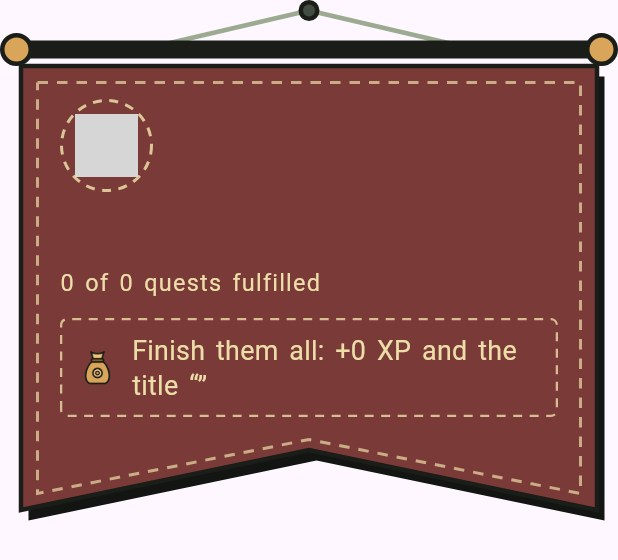
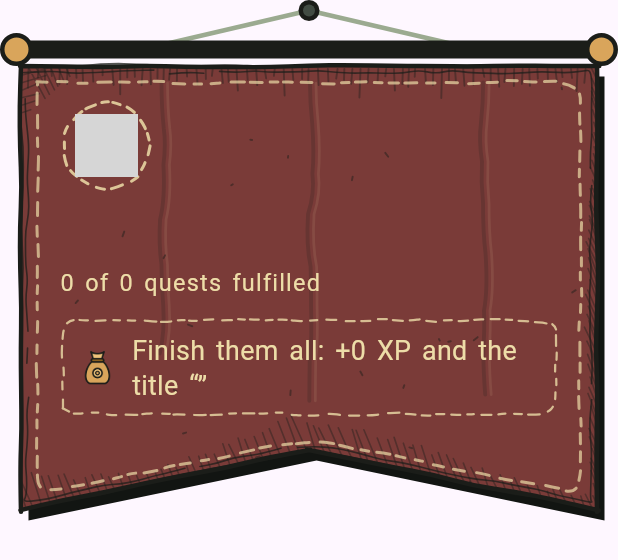
Before and after one commit to derpy-gecko-team/LifeBuddy, a Flutter app: the QuestlineBanner widget shown alone on an empty page, opened directly with empty values, on a phone screen of 412 x 824 dp. Shown: the top 560 px of the screen. Run offline on Flutter 3.47's test engine with Material 3 defaults, Android fonts, the phone set to English and light mode, and no system bars; our stand-ins replace google_fonts; grey boxes are pictures that could not be loaded.

Commit message:
add hand drawn style to banner, plaques, tags and buttons
shared sketch helper: wobbly ink outlines, hatched shading, uneven dashes

```diff
--- a/frontend/lib/guildhall/widgets/ornaments.dart
+++ b/frontend/lib/guildhall/widgets/ornaments.dart
@@ -7,17 +7,28 @@ import '../data/models.dart';
 import '../theme/guild_assets.dart';
 import '../theme/guild_theme.dart';
 import 'guild_icons.dart';
+import 'sketch.dart';
 
 void drawDashedPath(Canvas canvas, Path path, Paint paint, {double dash = 6, double gap = 5}) {
+  final pen = Random(41);
   final dashed = Path();
   for (final PathMetric metric in path.computeMetrics()) {
     var d = 0.0;
     while (d < metric.length) {
-      dashed.addPath(metric.extractPath(d, d + dash), Offset.zero);
-      d += dash + gap;
+      final length = dash * (0.7 + pen.nextDouble() * 0.6);
+      dashed.addPath(
+        metric.extractPath(d, min(d + length, metric.length)),
+        Offset((pen.nextDouble() - 0.5) * 1.2, (pen.nextDouble() - 0.5) * 1.2),
+      );
+      d += length + gap * (0.7 + pen.nextDouble() * 0.6);
     }
   }
-  canvas.drawPath(dashed, Paint.from(paint)..style = PaintingStyle.stroke);
+  canvas.drawPath(
+    dashed,
+    Paint.from(paint)
+      ..style = PaintingStyle.stroke
+      ..strokeCap = StrokeCap.round,
+  );
 }
 
 class DashedLine extends StatelessWidget {
@@ -91,10 +102,11 @@ class _DashedBorderPainter extends CustomPainter {
 
   @override
   void paint(Canvas canvas, Size size) {
-    final rect = (Offset.zero & size).deflate(strokeWidth / 2);
-    final path = circle
+    final rect = (Offset.zero & size).deflate(strokeWidth / 2 + 1);
+    final outline = circle
         ? (Path()..addOval(rect))
         : (Path()..addRRect(RRect.fromRectAndRadius(rect, Radius.circular(radius))));
+    final path = traceByHand(outline, Random(size.width.round() * 31 + size.height.round()), wobble: 0.8, step: 9);
     drawDashedPath(
       canvas,
       path,
--- a/frontend/lib/guildhall/widgets/questline_banner.dart
+++ b/frontend/lib/guildhall/widgets/questline_banner.dart
@@ -1,9 +1,12 @@
+import 'dart:math';
+
 import 'package:flutter/material.dart';
 
 import '../data/models.dart';
 import '../theme/guild_assets.dart';
 import '../theme/guild_theme.dart';
 import 'ornaments.dart';
+import 'sketch.dart';
 
 class QuestlineBanner extends StatelessWidget {
   const QuestlineBanner({super.key, required this.questline});
@@ -24,7 +27,7 @@ class QuestlineBanner extends StatelessWidget {
         Padding(
           padding: const EdgeInsets.symmetric(horizontal: 14),
           child: CustomPaint(
-            painter: _BannerPainter(notch: _notch),
+            painter: _BannerPainter(notch: _notch, seed: stableSeed(questline.id)),
             child: Padding(
               padding: const EdgeInsets.fromLTRB(26, 22, 26, _notch + 22),
               child: Column(
@@ -142,36 +145,87 @@ class _CordPainter extends CustomPainter {
   bool shouldRepaint(covariant CustomPainter oldDelegate) => false;
 }
 
+typedef _Cloth = ({Path folds, Path sheen, Path rodShade, Path stitch});
+
 class _BannerPainter extends CustomPainter {
-  _BannerPainter({required this.notch});
+  _BannerPainter({required this.notch, required this.seed});
 
   final double notch;
+  final int seed;
 
-  Path _shape(Rect r, double notch) => Path()
-    ..moveTo(r.left, r.top)
-    ..lineTo(r.right, r.top)
-    ..lineTo(r.right, r.bottom)
-    ..lineTo(r.center.dx, r.bottom - notch)
-    ..lineTo(r.left, r.bottom)
-    ..close();
+  static final _cloths = <(int, Size, double), _Cloth>{};
+
+  static List<Offset> _outline(Rect r, double notch) => [
+        r.topLeft,
+        r.topRight,
+        r.bottomRight,
+        Offset(r.center.dx, r.bottom - notch),
+        r.bottomLeft,
+      ];
+
+  _Cloth _cloth(Size size) {
+    final key = (seed, size, notch);
+    final cached = _cloths[key];
+    if (cached != null) return cached;
+    if (_cloths.length > 16) _cloths.remove(_cloths.keys.first);
+
+    final pen = Random(seed * 71 + 5);
+    final folds = Path();
+    final sheen = Path();
+    final count = max(2, (size.width / 120).round());
+    for (var i = 0; i < count; i++) {
+      final x = size.width * (i + 0.65 + (pen.nextDouble() - 0.5) * 0.4) / (count + 0.3);
+      final bottom = size.height * (0.5 + pen.nextDouble() * 0.35);
+      var y = 4 + pen.nextDouble() * 8;
+      var drift = 0.0;
+      folds.moveTo(x, y);
+      sheen.moveTo(x + 4, y);
+      while (y < bottom) {
+        y += 24 + pen.nextDouble() * 14;
+        final next = (pen.nextDouble() - 0.5) * 7;
+        folds.quadraticBezierTo(x + drift, y - 14, x + next / 2, y);
+        sheen.quadraticBezierTo(x + 4 + drift, y - 14, x + 4 + next / 2, y);
+        drift = next;
+      }
+    }
+
+    final rodShade = Path();
+    for (var x = 5.0; x < size.width - 4; x += 4 + pen.nextDouble() * 3) {
+      final length = 4 + pen.nextDouble() * (pen.nextDouble() < 0.2 ? 16 : 8);
+      rodShade
+        ..moveTo(x, 2)
+        ..lineTo(x + (pen.nextDouble() - 0.5) * 2, 2 + length);
+    }
+
+    final inner = Path()..addPolygon(_outline((Offset.zero & size).deflate(11), notch - 4), true);
+    return _cloths[key] = (
+      folds: folds,
+      sheen: sheen,
+      rodShade: rodShade,
+      stitch: traceByHand(inner, pen, wobble: 0.8, step: 16),
+    );
+  }
 
   @override
   void paint(Canvas canvas, Size size) {
-    final rect = Offset.zero & size;
-    final shape = _shape(rect, notch);
+    final sketch = Sketch.of(_outline(Offset.zero & size, notch), seed);
+    final cloth = _cloth(size);
 
-    canvas.drawPath(shape.shift(const Offset(5, 7)), Paint()..color = GuildColors.shadow);
-    canvas.drawPath(shape, Paint()..color = GuildColors.crimsonDeep);
-    canvas.drawPath(
-      shape,
-      Paint()
-        ..color = GuildColors.ink
-        ..style = PaintingStyle.stroke
-        ..strokeWidth = 3,
-    );
+    sketch.paintFill(canvas, GuildColors.crimsonDeep, shadow: const Offset(5, 7));
+
+    canvas.save();
+    canvas.clipPath(sketch.shape);
+    canvas.drawPath(cloth.folds, Sketch.pen(GuildColors.ink.withValues(alpha: 0.2), 2.6));
+    canvas.drawPath(cloth.sheen, Sketch.pen(GuildColors.cream.withValues(alpha: 0.1), 1.8));
+    canvas.drawPath(cloth.rodShade, Sketch.pen(GuildColors.ink.withValues(alpha: 0.4), 1.3));
+    canvas.restore();
+
+    sketch.paintShading(canvas, strength: 1.8);
+    sketch.paintBorder(canvas, width: 3);
+
     drawDashedPath(
       canvas,
-      _shape(rect.deflate(11), notch - 4),
+      cloth.stitch,
       Paint()
         ..color = GuildColors.cream.withValues(alpha: 0.7)
         ..strokeWidth = 2,
@@ -181,5 +235,5 @@ class _BannerPainter extends CustomPainter {
   }
 
   @override
-  bool shouldRepaint(_BannerPainter old) => old.notch != notch;
+  bool shouldRepaint(_BannerPainter old) => old.notch != notch || old.seed != seed;
 }
--- /dev/null
+++ b/frontend/lib/guildhall/widgets/sketch.dart
@@ -0,0 +1,288 @@
+import 'dart:math';
+import 'dart:ui' show PathMetric;
+
+import 'package:flutter/material.dart';
+
+import '../theme/guild_theme.dart';
+
+void _smooth(Path path, List<Offset> points) {
+  if (points.length < 2) return;
+  path.moveTo(points.first.dx, points.first.dy);
+  for (var i = 1; i < points.length - 1; i++) {
+    final mid = (points[i] + points[i + 1]) / 2;
+    path.quadraticBezierTo(points[i].dx, points[i].dy, mid.dx, mid.dy);
+  }
+  path.lineTo(points.last.dx, points.last.dy);
+}
+
+double _inwardSign(Path source, PathMetric metric) {
+  final probe = metric.getTangentForOffset(metric.length * 0.37);
+  if (probe == null) return 1;
+  final normal = Offset(-probe.vector.dy, probe.vector.dx);
+  return source.contains(probe.position + normal * 2) ? 1 : -1;
+}
+
+Path traceByHand(
+  Path source,
+  Random pen, {
+  double inset = 0,
+  double wobble = 1.2,
+  double step = 11,
+  double lift = 0,
+}) {
+  final path = Path();
+  for (final metric in source.computeMetrics()) {
+    if (metric.length < step * 2) continue;
+    final inward = _inwardSign(source, metric);
+    final count = max(6, (metric.length / step).round());
+    var run = <Offset>[];
+    for (var i = 0; i <= count; i++) {
+      final at = metric.isClosed ? (i % count) / count : i / count;
+      final tangent = metric.getTangentForOffset(metric.length * at);
+      if (tangent == null) continue;
+      final normal = Offset(-tangent.vector.dy, tangent.vector.dx) * inward;
+      final point = tangent.position +
+          normal * (inset + (pen.nextDouble() - 0.5) * 2 * wobble) +
+          tangent.vector * ((pen.nextDouble() - 0.5) * wobble);
+      if (run.isNotEmpty && pen.nextDouble() < lift) {
+        _smooth(path, run);
+        run = <Offset>[];
+      }
+      run.add(point);
+    }
+    _smooth(path, run);
+  }
+  return path;
+}
+
+Path _roughEdges(List<Offset> points, Random pen, {required double wobble}) {
+  final path = Path();
+  for (var i = 0; i < points.length; i++) {
+    final from = points[i];
+    final to = points[(i + 1) % points.length];
+    final delta = to - from;
+    final length = delta.distance;
+    if (length < 1) continue;
+    final along = delta / length;
+    final across = Offset(-along.dy, along.dx);
+    final pieces = max(1, (length / 28).round());
+    final run = <Offset>[from - along * (pen.nextDouble() * 1.6)];
+    for (var k = 1; k < pieces; k++) {
+      run.add(from + delta * (k / pieces) + across * ((pen.nextDouble() - 0.5) * 2 * wobble));
+    }
+    run.add(to + along * (pen.nextDouble() * 1.6));
+    _smooth(path, run);
+  }
+  return path;
+}
+
+Path _edgeHatch(Path source, Random pen) {
+  final path = Path();
+  final bounds = source.getBounds();
+  final scale = (bounds.shortestSide / 160).clamp(0.35, 1.0);
+  const upLeft = -pi * 0.62;
+
+  void stroke(Offset from, double angle, double length) {
+    final a = angle + (pen.nextDouble() - 0.5) * 0.18;
+    path
+      ..moveTo(from.dx, from.dy)
+      ..lineTo(from.dx + cos(a) * length, from.dy + sin(a) * length);
+  }
+
+  for (final metric in source.computeMetrics()) {
+    final inward = _inwardSign(source, metric);
+    final phase = pen.nextDouble() * 2 * pi;
+    final waves = max(1, (metric.length / 260).round());
+    for (var d = 0.0; d < metric.length; d += 4.5 + pen.nextDouble() * 2.5) {
+      final tangent = metric.getTangentForOffset(d);
+      if (tangent == null) continue;
+      final outward = Offset(-tangent.vector.dy, tangent.vector.dx) * -inward;
+      final shade = outward.dx * 0.5 + outward.dy * 0.87;
+      if (shade < 0.3) continue;
+      final swell = 0.55 + 0.45 * sin(d / metric.length * 2 * pi * waves + phase);
+      stroke(tangent.position, upLeft, (4 + shade * swell * 22 + pen.nextDouble() * 5) * scale);
+    }
+  }
+
+  for (var i = 0; i < 6; i++) {
+    stroke(bounds.topLeft + Offset(5 + i * 5.0, 1), pi * 0.36, ((6 - i) * 3.4 + 3) * scale);
+    stroke(bounds.topLeft + Offset(1, 6 + i * 5.0), -pi * 0.1, ((6 - i) * 2.8 + 3) * scale);
+  }
+  return path;
+}
+
+Path _flecks(Rect bounds, Random pen) {
+  final path = Path();
+  final count = (bounds.width * bounds.height / 5000).clamp(3, 30).round();
+  for (var i = 0; i < count; i++) {
+    final x = bounds.left + 6 + pen.nextDouble() * max(1.0, bounds.width - 12);
+    final y = bounds.top + 6 + pen.nextDouble() * max(1.0, bounds.height - 12);
+    final a = pen.nextDouble() * pi;
+    final length = 1 + pen.nextDouble() * 2.5;
+    path
+      ..moveTo(x, y)
+      ..lineTo(x + cos(a) * length, y + sin(a) * length);
+  }
+  return path;
+}
+
+class Sketch {
+  Sketch._({
+    required this.shape,
+    required this.border,
+    required this.echo,
+    required this.loose,
+    required this.hatch,
+    required this.flecks,
+  });
+
+  factory Sketch.of(List<Offset> points, int seed) {
+    final key = (seed, Object.hashAll(points));
+    final cached = _cache[key];
+    if (cached != null) return cached;
+    if (_cache.length > 160) _cache.remove(_cache.keys.first);
+
+    final pen = Random(seed * 53 + 11);
+    final shape = Path()..addPolygon(points, true);
+    return _cache[key] = Sketch._(
+      shape: shape,
+      border: _roughEdges(points, pen, wobble: 1.0),
+      echo: _roughEdges(points, pen, wobble: 1.8),
+      loose: traceByHand(shape, pen, inset: 4, wobble: 1.3, lift: 0.1),
+      hatch: _edgeHatch(shape, pen),
+      flecks: _flecks(shape.getBounds(), pen),
+    );
+  }
+
+  static final _cache = <(int, int), Sketch>{};
+
+  final Path shape;
+  final Path border;
+  final Path echo;
+  final Path loose;
+  final Path hatch;
+  final Path flecks;
+
+  static List<Offset> box(Size size, {double inset = 0, double bevel = 0}) {
+    final r = (Offset.zero & size).deflate(inset);
+    if (bevel <= 0) return [r.topLeft, r.topRight, r.bottomRight, r.bottomLeft];
+    return [
+      Offset(r.left + bevel, r.top),
+      Offset(r.right - bevel, r.top),
+      Offset(r.right, r.top + bevel),
+      Offset(r.right, r.bottom - bevel),
+      Offset(r.right - bevel, r.bottom),
+      Offset(r.left + bevel, r.bottom),
+      Offset(r.left, r.bottom - bevel),
+      Offset(r.left, r.top + bevel),
+    ];
+  }
+
+  static Paint pen(Color color, double width) => Paint()
+    ..color = color
+    ..style = PaintingStyle.stroke
+    ..strokeWidth = width
+    ..strokeCap = StrokeCap.round
+    ..strokeJoin = StrokeJoin.round;
+
+  static bool isDark(Color color) => color.computeLuminance() < 0.05;
+
+  void paintFill(Canvas canvas, Color color, {Offset? shadow}) {
+    if (shadow != null) {
+      canvas.drawPath(shape.shift(shadow), Paint()..color = GuildColors.shadow.withValues(alpha: color.a));
+    }
+    canvas.drawPath(shape, Paint()..color = color);
+  }
+
+  void paintShading(Canvas canvas, {Color ink = GuildColors.ink, double strength = 1}) {
+    canvas.save();
+    canvas.clipPath(shape);
+    canvas.drawPath(hatch, pen(ink.withValues(alpha: 0.22 * strength), 1.1));
+    canvas.drawPath(flecks, pen(ink.withValues(alpha: 0.26 * strength), 1.3));
+    canvas.drawPath(loose, pen(ink.withValues(alpha: 0.4 * strength), 1.1));
+    canvas.restore();
+  }
+
+  void paintBorder(Canvas canvas, {Color color = GuildColors.ink, double width = 2.5}) {
+    canvas.drawPath(border, pen(color, width));
+    canvas.drawPath(echo, pen(color.withValues(alpha: color.a * 0.75), 1.1));
+  }
+}
+
+class SketchBox extends StatelessWidget {
+  const SketchBox({
+    super.key,
+    required this.color,
+    this.child,
+    this.borderColor = GuildColors.ink,
+    this.borderWidth = 2.5,
+    this.bevel = 0,
+    this.shadow = const Offset(3, 4),
+    this.seed = 1,
+    this.padding = EdgeInsets.zero,
+  });
+
+  final Color color;
+  final Widget? child;
+  final Color borderColor;
+  final double borderWidth;
+  final double bevel;
+  final Offset? shadow;
+  final int seed;
+  final EdgeInsets padding;
+
+  @override
+  Widget build(BuildContext context) {
+    return CustomPaint(
+      painter: _SketchBoxPainter(
+        color: color,
+        borderColor: borderColor,
+        borderWidth: borderWidth,
+        bevel: bevel,
+        shadow: shadow,
+        seed: seed,
+      ),
+      child: Padding(padding: padding, child: child),
+    );
+  }
+}
+
+class _SketchBoxPainter extends CustomPainter {
+  _SketchBoxPainter({
+    required this.color,
+    required this.borderColor,
+    required this.borderWidth,
+    required this.bevel,
+    required this.shadow,
+    required this.seed,
+  });
+
+  final Color color;
+  final Color borderColor;
+  final double borderWidth;
+  final double bevel;
+  final Offset? shadow;
+  final int seed;
+
+  @override
+  void paint(Canvas canvas, Size size) {
+    final sketch = Sketch.of(Sketch.box(size, inset: borderWidth / 2, bevel: bevel), seed);
+    final dark = Sketch.isDark(color);
+    sketch.paintFill(canvas, color, shadow: shadow);
+    sketch.paintShading(
+      canvas,
+      ink: dark ? GuildColors.cream : GuildColors.ink,
+      strength: dark ? 0.55 : 1,
+    );
+    sketch.paintBorder(canvas, color: borderColor, width: borderWidth);
+  }
+
+  @override
+  bool shouldRepaint(_SketchBoxPainter old) =>
+      old.color != color ||
+      old.borderColor != borderColor ||
+      old.borderWidth != borderWidth ||
+      old.bevel != bevel ||
+      old.shadow != shadow ||
+      old.seed != seed;
+}
```
Also changed, not shown: frontend/lib/guildhall/pages/questline_page.dart (+13 -9 lines), frontend/lib/guildhall/widgets/board_header.dart (+27 -30 lines), frontend/lib/guildhall/widgets/guild_feedback.dart (+9 -11 lines).
